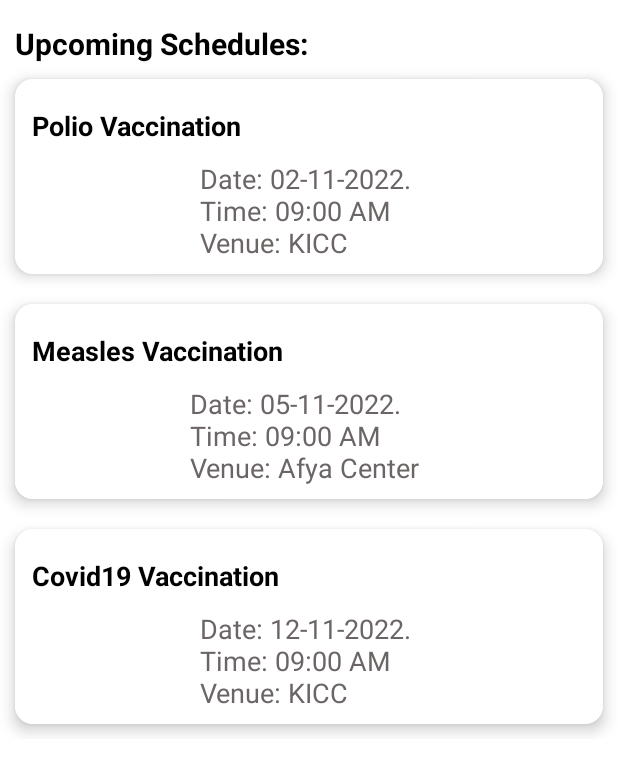
After one commit to martin-ngigi/Smart-Immunization, an Android app: the SchedulesActivity screen opened directly, with no data from a screen before it, on a phone screen of 412 x 824 dp. The commit adds this screen. Shown: the top 774 px of the screen. Run offline under Robolectric (Android 15) with nearby library versions, the phone set to English and light mode, and no system bars; libraries missing offline, so code that uses them is left out: com.africastalking, com.africastalking.sms; 3 statements that could not run were skipped.

Commit message:
Sending Upcoming events success

```diff
--- a/app/src/main/AndroidManifest.xml
+++ b/app/src/main/AndroidManifest.xml
@@ -17,6 +17,9 @@
         android:supportsRtl="true"
         android:theme="@style/Theme.SmartImmunization"
         tools:targetApi="31">
+        <activity
+            android:name=".Activities.SchedulesActivity"
+            android:exported="false" />
         <activity
             android:name=".Activities.ImmunizationActivity"
             android:exported="false" />
--- a/app/src/main/java/com/example/smart_immunization/Activities/HomeActivity.java
+++ b/app/src/main/java/com/example/smart_immunization/Activities/HomeActivity.java
@@ -6,6 +6,7 @@ import android.content.Intent;
 import android.os.Bundle;
 import android.os.StrictMode;
 import android.widget.LinearLayout;
+import android.widget.TextView;
 
 import com.africastalking.AfricasTalking;
 import com.africastalking.SmsService;
@@ -19,28 +20,37 @@ import java.util.List;
 
 public class HomeActivity extends AppCompatActivity {
 
-    private LinearLayout immuneLayout;
+    private LinearLayout immuneLayout, upcomingLayout;
+
+    private TextView nameTvH, phoneTvH;
 
     @Override
     protected void onCreate(Bundle savedInstanceState) {
         super.onCreate(savedInstanceState);
         setContentView(R.layout.activity_home);
 
-        //SOLVE THE NETWORK ERROR/BUG BY :
-        StrictMode.ThreadPolicy gfgPolicy = new StrictMode.ThreadPolicy.Builder().permitAll().build();
-        StrictMode.setThreadPolicy(gfgPolicy);
+        //get views
+        nameTvH = findViewById(R.id.nameTvH);
+        phoneTvH = findViewById(R.id.phoneTvH);
+        immuneLayout = findViewById(R.id.immuneLayout);
+        upcomingLayout = findViewById(R.id.upcomingLayout);
 
+        nameTvH.setText(""+Constants.email.replace("@gmail.com", ""));
+        phoneTvH.setText(""+Constants.phone);
 
         //send sms
-        String messageTxt = "Hello "+ Constants.email +"! \nWelcome to Smart-Immunization. Smart immunization is a digital form of educating the less privileged people such as the illiterate, the old and those in rural areas regarding immunization schedules, how they are carried out and after how long.";
-        MySms mySms =  new MySms();
-        mySms.sendSms(messageTxt);
+//        String messageTxt = "Hello "+ Constants.email +"! \nWelcome to Smart-Immunization. Smart immunization is a digital form of educating the less privileged people such as the illiterate, the old and those in rural areas regarding immunization schedules, how they are carried out and after how long.";
+//        MySms mySms =  new MySms();
+//        mySms.sendSms(messageTxt);
 
-        immuneLayout = findViewById(R.id.immuneLayout);
 
         immuneLayout.setOnClickListener(e ->{
             startActivity(new Intent(HomeActivity.this, ImmunizationActivity.class));
         });
+
+        upcomingLayout.setOnClickListener(e ->{
+            startActivity(new Intent(HomeActivity.this, SchedulesActivity.class));
+        });
     }
 
 }
--- /dev/null
+++ b/app/src/main/java/com/example/smart_immunization/Activities/SchedulesActivity.java
@@ -0,0 +1,22 @@
+package com.example.smart_immunization.Activities;
+
+import androidx.appcompat.app.AppCompatActivity;
+
+import android.os.Bundle;
+
+import com.example.smart_immunization.Constants;
+import com.example.smart_immunization.R;
+
+public class SchedulesActivity extends AppCompatActivity {
+
+    @Override
+    protected void onCreate(Bundle savedInstanceState) {
+        super.onCreate(savedInstanceState);
+        setContentView(R.layout.activity_schedules);
+
+        //send sms
+        String messageTxt = "Hello "+ Constants.email +"\nUpcoming Health events are: 1. Polio vaccination(KIIC@09:00) 2.Covid19 vaccination(AfyaCenter@09:00) ";
+        com.example.smart_immunization.Activities.MySms mySms =  new com.example.smart_immunization.Activities.MySms();
+        mySms.sendSms(messageTxt);
+    }
+}
--- a/app/src/main/res/layout/activity_home.xml
+++ b/app/src/main/res/layout/activity_home.xml
@@ -59,11 +59,11 @@
             android:textSize="15sp" />
 
         <TextView
-            android:id="@+id/nameTv"
+            android:id="@+id/nameTvH"
             android:layout_width="wrap_content"
             android:layout_height="wrap_content"
             android:layout_below="@id/welcomeTxt"
-            android:layout_marginStart="5dp"
+            android:layout_marginLeft="5dp"
             android:layout_marginTop="5dp"
             android:layout_toRightOf="@id/name"
             android:text="John"
@@ -83,10 +83,10 @@
             android:textSize="15sp" />
 
         <TextView
-            android:id="@+id/phoneTv"
+            android:id="@+id/phoneTvH"
             android:layout_width="wrap_content"
             android:layout_height="wrap_content"
-            android:layout_below="@id/nameTv"
+            android:layout_below="@id/nameTvH"
             android:layout_marginStart="5dp"
             android:layout_marginTop="5dp"
             android:layout_toRightOf="@id/phone"
@@ -154,6 +154,7 @@
             android:layout_margin="10dp">
 
             <LinearLayout
+                android:id="@+id/upcomingLayout"
                 android:layout_width="match_parent"
                 android:layout_height="match_parent"
                 android:orientation="vertical"
--- /dev/null
+++ b/app/src/main/res/layout/activity_schedules.xml
@@ -0,0 +1,158 @@
+<?xml version="1.0" encoding="utf-8"?>
+<LinearLayout xmlns:android="http://schemas.android.com/apk/res/android"
+    xmlns:app="http://schemas.android.com/apk/res-auto"
+    xmlns:tools="http://schemas.android.com/tools"
+    android:layout_width="match_parent"
+    android:layout_height="match_parent"
+    android:background="@color/white"
+    android:orientation="vertical"
+    tools:context=".Activities.SchedulesActivity">
+
+    <ScrollView
+        android:layout_width="match_parent"
+        android:layout_height="wrap_content">
+
+        <LinearLayout
+            android:layout_width="match_parent"
+            android:layout_height="wrap_content"
+            android:orientation="vertical"
+            android:background="@color/white"
+            >
+
+            <TextView
+                android:layout_width="match_parent"
+                android:layout_height="wrap_content"
+                android:layout_marginTop="15dp"
+                android:textColor="@color/black"
+                android:text="Upcoming Schedules: "
+                android:textStyle="bold"
+                android:textSize="20sp"
+                android:layout_marginStart="10dp"/>
+
+            <androidx.cardview.widget.CardView
+                android:layout_width="match_parent"
+                android:layout_height="wrap_content"
+                android:layout_columnWeight="1"
+                android:layout_rowWeight="1"
+                app:cardElevation="6dp"
+                app:cardCornerRadius="12dp"
+                android:layout_margin="10dp">
+
+                <LinearLayout
+                    android:layout_width="match_parent"
+                    android:layout_height="match_parent"
+                    android:layout_gravity="center"
+                    android:background="@color/white"
+                    android:gravity="center"
+                    android:orientation="vertical"
+                    android:padding="3dp">
+
+                    <TextView
+                        android:layout_width="match_parent"
+                        android:layout_height="wrap_content"
+                        android:layout_marginTop="15dp"
+                        android:textColor="@color/black"
+                        android:text="Polio Vaccination"
+                        android:textStyle="bold"
+                        android:textSize="18sp"
+                        android:layout_marginStart="5dp"/>
+
+                    <TextView
+                        android:layout_width="wrap_content"
+                        android:layout_height="wrap_content"
+                        android:layout_marginTop="5dp"
+                        android:padding="5dp"
+                        android:text="Date: 02-11-2022. \nTime: 09:00 AM\nVenue: KICC "
+                        android:textColor="#6C6565"
+                        android:textSize="18sp" />
+
+                </LinearLayout>
+            </androidx.cardview.widget.CardView>
+
+            <androidx.cardview.widget.CardView
+                android:layout_width="match_parent"
+                android:layout_height="wrap_content"
+                android:layout_columnWeight="1"
+                android:layout_rowWeight="1"
+                app:cardElevation="6dp"
+                app:cardCornerRadius="12dp"
+                android:layout_margin="10dp">
+
+                <LinearLayout
+                    android:layout_width="match_parent"
+                    android:layout_height="match_parent"
+                    android:layout_gravity="center"
+                    android:background="@color/white"
+                    android:gravity="center"
+                    android:orientation="vertical"
+                    android:padding="3dp">
+
+                    <TextView
+                        android:layout_width="match_parent"
+                        android:layout_height="wrap_content"
+                        android:layout_marginTop="15dp"
+                        android:textColor="@color/black"
+                        android:text="Measles Vaccination"
+                        android:textStyle="bold"
+                        android:textSize="18sp"
+                        android:layout_marginStart="5dp"/>
+
+                    <TextView
+                        android:layout_width="wrap_content"
+                        android:layout_height="wrap_content"
+                        android:layout_marginTop="5dp"
+                        android:padding="5dp"
+                        android:text="Date: 05-11-2022. \nTime: 09:00 AM\nVenue: Afya Center "
+                        android:textColor="#6C6565"
+                        android:textSize="18sp" />
+
+                </LinearLayout>
+            </androidx.cardview.widget.CardView>
+
+            <androidx.cardview.widget.CardView
+                android:layout_width="match_parent"
+                android:layout_height="wrap_content"
+                android:layout_columnWeight="1"
+                android:layout_rowWeight="1"
+                app:cardElevation="6dp"
+                app:cardCornerRadius="12dp"
+                android:layout_margin="10dp">
+
+                <LinearLayout
+                    android:layout_width="match_parent"
+                    android:layout_height="match_parent"
+                    android:layout_gravity="center"
+                    android:background="@color/white"
+                    android:gravity="center"
+                    android:orientation="vertical"
+                    android:padding="3dp">
+
+                    <TextView
+                        android:layout_width="match_parent"
+                        android:layout_height="wrap_content"
+                        android:layout_marginTop="15dp"
+                        android:textColor="@color/black"
+                        android:text="Covid19 Vaccination"
+                        android:textStyle="bold"
+                        android:textSize="18sp"
+                        android:layout_marginStart="5dp"/>
+
+                    <TextView
+                        android:layout_width="wrap_content"
+                        android:layout_height="wrap_content"
+                        android:layout_marginTop="5dp"
+                        android:padding="5dp"
+                        android:text="Date: 12-11-2022. \nTime: 09:00 AM\nVenue: KICC "
+                        android:textColor="#6C6565"
+                        android:textSize="18sp" />
+
+                </LinearLayout>
+            </androidx.cardview.widget.CardView>
+
+
+
+        </LinearLayout>
+
+    </ScrollView>
+
+</LinearLayout>
```
